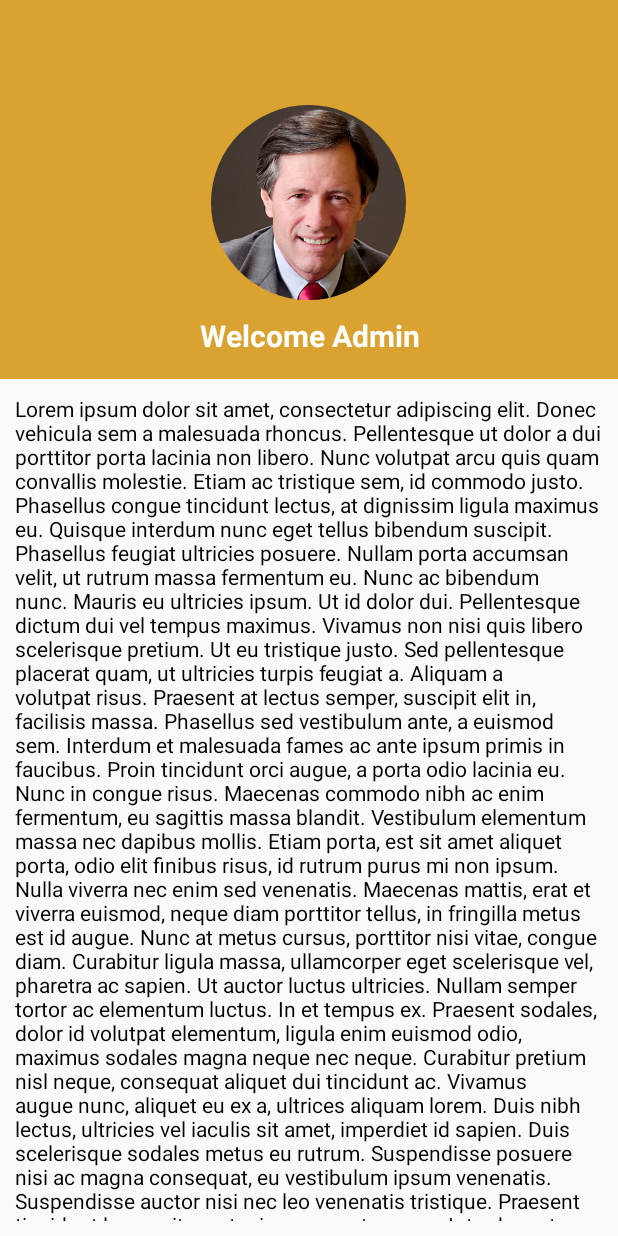
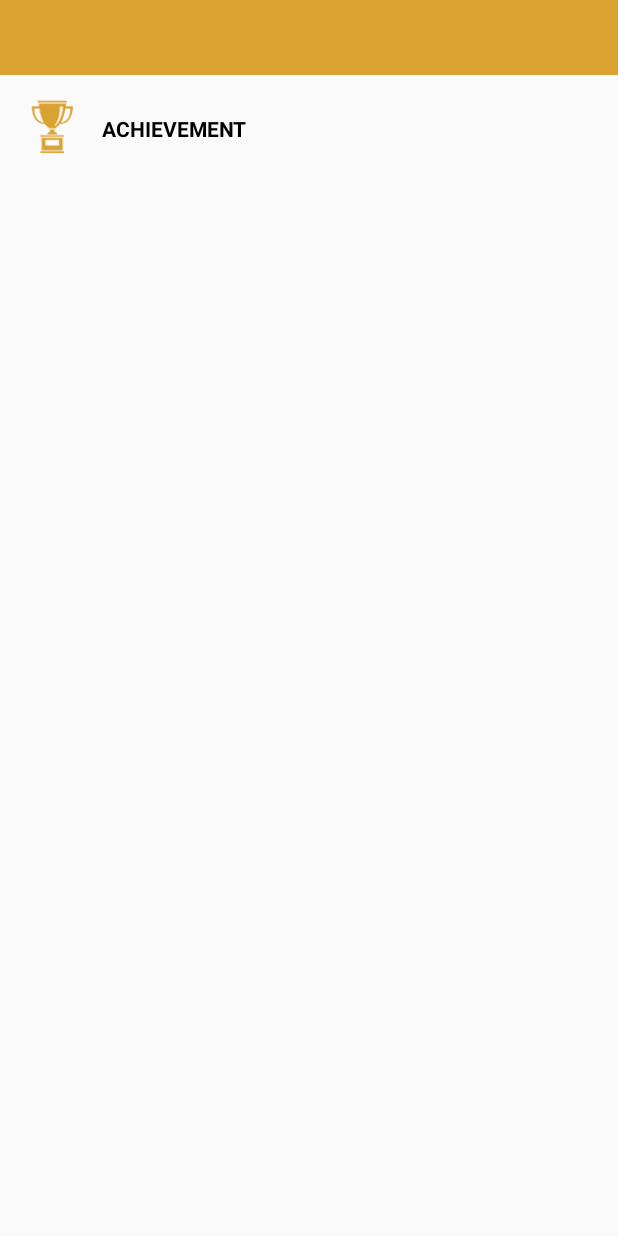
Before and after one commit to bhavandeepsingh/highcourt_android, an Android app: the layout extras.xml on its own in the app's theme, with its tools: preview values and no code run, on a phone screen of 412 x 824 dp. Run offline under Robolectric (Android 15) with nearby library versions, the phone set to English and light mode, and no system bars.

Commit message:
work on achievement 2

```diff
--- a/app/src/main/java/com/high/court/activities/AchievementActivity.java
+++ b/app/src/main/java/com/high/court/activities/AchievementActivity.java
@@ -1,9 +1,12 @@
 package com.high.court.activities;
 
 import android.content.Context;
+import android.support.v4.view.GravityCompat;
+import android.support.v4.widget.DrawerLayout;
 import android.support.v7.app.AppCompatActivity;
 import android.os.Bundle;
 import android.support.v7.widget.Toolbar;
+import android.view.MenuItem;
 
 import com.high.court.R;
 
@@ -21,4 +24,16 @@ public class AchievementActivity extends HighCourtActivity {
         setTitle("Achievements");
 
     }
+
+    @Override
+    public boolean onOptionsItemSelected(MenuItem item) {
+        int id = item.getItemId();
+
+        if (id==android.R.id.home){
+            onBackPressed();
+        }
+
+        return super.onOptionsItemSelected(item);
+    }
+
 }
--- a/app/src/main/java/com/high/court/activities/DashboardActivity.java
+++ b/app/src/main/java/com/high/court/activities/DashboardActivity.java
@@ -40,6 +40,7 @@ int bannerchangetime=15000;
             "Calendar",
             "Roster",
             "Case Law",
+            "Achievement",
     };
 
     int[] iconlist = {
@@ -51,6 +52,7 @@ int bannerchangetime=15000;
             R.drawable.ic_calender,
             R.drawable.ic_roaster,
             R.drawable.ic_caselaw,
+            R.drawable.ic_achievment,
     };
 
 
--- a/app/src/main/java/com/high/court/activities/DisplayBoardActivity.java
+++ b/app/src/main/java/com/high/court/activities/DisplayBoardActivity.java
@@ -18,18 +18,6 @@ public class DisplayBoardActivity extends HighCourtActivity {
     Context context = DisplayBoardActivity.this;
 
     LinearLayout caselawlayer,judjelayer;
-
-    public static String[] judgesnamelist = {
-            "Satish Kumar Mittal",
-            "Satish Kumar Mittal",
-
-    };
-    public static String[] courtroomlist = {
-            "75/-",
-            "75/-",
-    };
-
-
 
     @Override
     protected void onCreate(Bundle savedInstanceState) {
--- a/app/src/main/java/com/high/court/adapters/AdapterDashBoard.java
+++ b/app/src/main/java/com/high/court/adapters/AdapterDashBoard.java
@@ -12,6 +12,7 @@ import android.widget.TextView;
 
 import com.high.court.HighCourtApplication;
 import com.high.court.R;
+import com.high.court.activities.AchievementActivity;
 import com.high.court.activities.CalenderActivity;
 import com.high.court.activities.CaseLawActivity;
 import com.high.court.activities.ExicutiveCommettieeActivity;
@@ -112,6 +113,9 @@ public class AdapterDashBoard extends RecyclerView.Adapter<AdapterDashBoard.View
             if (i == 7) {
                 getHighCourtLoader().start();
                 CaseLawModel.getCaseLaw(AdapterDashBoard.this, 1);
+            }if (i == 8) {
+               Intent intent = new Intent(context, AchievementActivity.class);
+                    context.startActivity(intent);
             }
             }
         });
--- a/app/src/main/res/layout/activity_achievement.xml
+++ b/app/src/main/res/layout/activity_achievement.xml
@@ -46,17 +46,26 @@
                 app:startToolbarPosition="2dp"
                 app:startXPosition="2dp" />
 
-
             <TextView
                 android:layout_width="match_parent"
                 android:layout_height="wrap_content"
-                android:layout_marginBottom="15dp"
+                android:layout_marginBottom="0dp"
                 android:layout_marginTop="10dp"
                 android:gravity="center"
                 android:text="Welcome Admin"
                 android:textColor="@color/clr_white"
                 android:textSize="20sp"
                 android:textStyle="bold" />
+            <TextView
+                android:layout_width="match_parent"
+                android:layout_height="wrap_content"
+                android:layout_marginBottom="15dp"
+                android:layout_marginTop="0dp"
+                android:gravity="center"
+                android:text="Honorary Secretary"
+                android:textColor="@color/clr_white"
+                android:textSize="20sp"
+                android:textStyle="normal" />
         </LinearLayout>
         <TextView
             android:id="@+id/achievmenttext"
--- a/app/src/main/res/layout/activity_dashboard.xml
+++ b/app/src/main/res/layout/activity_dashboard.xml
@@ -121,7 +121,6 @@
                     android:layout_width="match_parent"
                     android:layout_height="wrap_content"
                     android:baselineAligned="false"
-
                     android:orientation="horizontal"
                     android:padding="10dp">
 
@@ -223,11 +222,9 @@
                         android:textAllCaps="true"
                         android:textColor="@color/clr_textcolor_dark"
                         android:textStyle="bold" />
-
                 </LinearLayout>
 
                 <View style="@style/stl_devider" />
-
             </LinearLayout>
 
         </LinearLayout>
--- a/app/src/main/res/layout/extras.xml
+++ b/app/src/main/res/layout/extras.xml
@@ -1,6 +1,7 @@
 <?xml version="1.0" encoding="utf-8"?>
 <LinearLayout xmlns:android="http://schemas.android.com/apk/res/android"
     xmlns:app="http://schemas.android.com/apk/res-auto"
+    xmlns:tools="http://schemas.android.com/tools"
     android:orientation="vertical"
     android:layout_width="match_parent"
     android:layout_height="match_parent">
@@ -10,53 +11,40 @@
         layout="@layout/app_bar" />
 
     <LinearLayout
+        android:id="@+id/achievment_row"
         android:layout_width="match_parent"
         android:layout_height="wrap_content"
-        android:background="@color/colorPrimary"
-        android:orientation="vertical"
-        android:paddingTop="20dp">
+        android:baselineAligned="false"
+        android:orientation="horizontal"
+        android:padding="10dp"
+        tools:ignore="UseCompoundDrawables">
 
-        <View
-            android:layout_width="match_parent"
-            android:layout_height="65dp" />
-
-
-        <de.hdodenhof.circleimageview.CircleImageView
-            android:id="@+id/side_profile_pic"
-            startToolbarPosition="2dp"
-            android:layout_width="130dp"
-            android:layout_height="130dp"
-            android:layout_gravity="center_horizontal"
-            android:layout_marginTop="-65dp"
-            android:src="@drawable/profilepic"
-            app:finalHeight="@dimen/image_final_width"
-            app:layout_behavior="com.high.court.activities.AvatarImageBehavior"
-            app:startToolbarPosition="2dp"
-            app:startXPosition="2dp" />
-
+        <ImageView
+            android:id="@+id/icon_achievment"
+            android:layout_width="@dimen/dim_dashboard_iconsize"
+            android:layout_height="wrap_content"
+            android:layout_gravity="center"
+            android:adjustViewBounds="true"
+            android:padding="5dp"
+            android:src="@drawable/ic_achievment" />
 
         <TextView
-            android:id="@+id/side_profile_name"
-            android:layout_width="match_parent"
+
+            android:id="@+id/side_achievement"
+            android:layout_width="wrap_content"
             android:layout_height="wrap_content"
-            android:layout_marginBottom="15dp"
-            android:layout_marginTop="10dp"
-            android:gravity="center"
-            android:text="Welcome Admin"
-            android:textColor="@color/clr_white"
-            android:textSize="20sp"
+            android:layout_centerVertical="true"
+            android:layout_gravity="center_vertical"
+            android:layout_marginLeft="10dp"
+            android:layout_marginTop="@dimen/dim_dashboard_text_marg_top"
+            android:layout_toRightOf="@+id/icon"
+            android:allowUndo="true"
+            android:text="Achievement"
+            android:textAllCaps="true"
+            android:textColor="@color/clr_textcolor_dark"
             android:textStyle="bold" />
+
     </LinearLayout>
-    <TextView
-        android:id="@+id/side_my_pay_dues"
-        android:layout_width="match_parent"
-        android:layout_height="wrap_content"
-        android:layout_centerVertical="true"
-        android:layout_gravity="center_vertical"
-        android:text="@string/lorem"
-        android:padding="10dp"
-        android:textColor="@color/clr_textcolor_dark"
-        android:textStyle="normal" />
 
 
 
```
Also changed, not shown: app/src/main/res/drawable-nodpi/ic_achievment.png (added).
